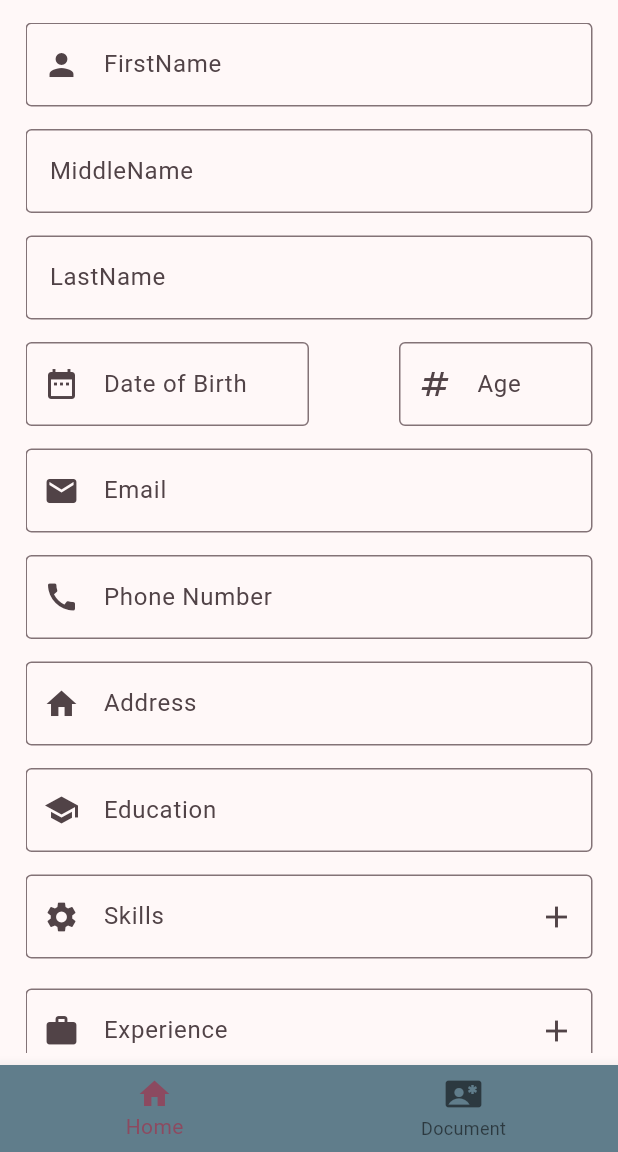
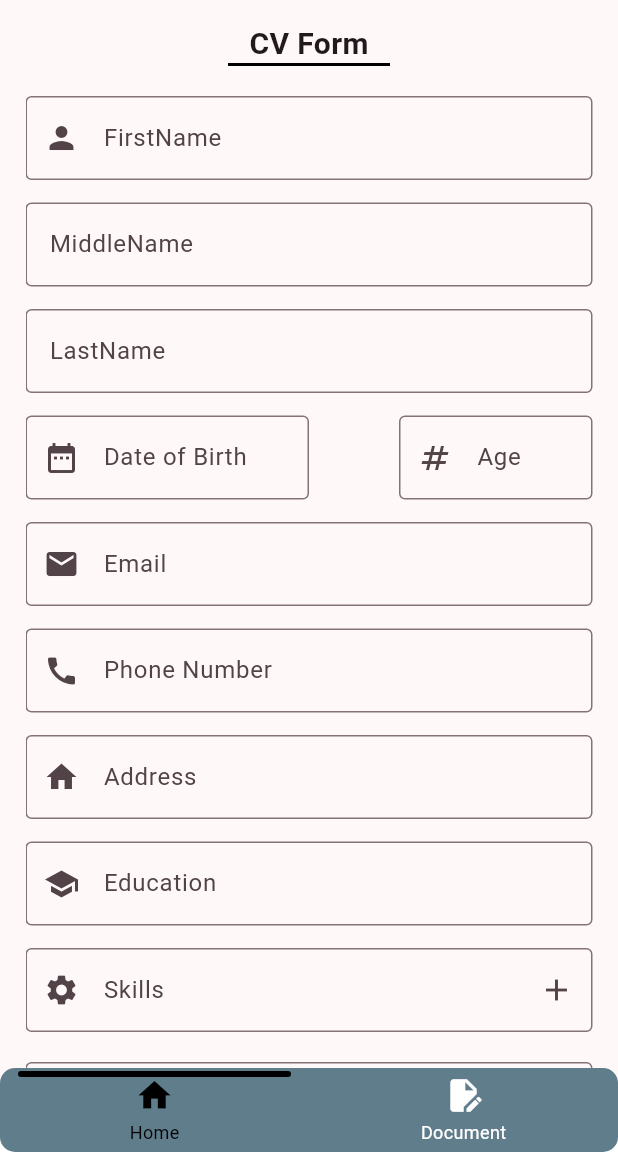
Before and after one commit to Indeshsingh/cv_app, a Flutter app: the screen it shows after launch, on a phone screen of 412 x 824 dp, the part 84-1236 px from its top. Run offline on Flutter 3.47's test engine with Material 3 defaults, Android fonts, the phone set to English and light mode, and no system bars; drawn by our look-alikes of persistent_bottom_nav_bar; our stand-ins replace image_picker, permission_handler, shared_preferences.

Commit message:
added presistentbottomnavbar

```diff
--- a/lib/bottomnavigationbar_page.dart
+++ b/lib/bottomnavigationbar_page.dart
@@ -1,7 +1,8 @@
 import 'package:cv_app/document_page.dart';
-import 'package:cv_app/home_page.dart';
 import 'package:cv_app/home_page1.dart';
 import 'package:flutter/material.dart';
+
+import 'package:persistent_bottom_nav_bar/persistent_bottom_nav_bar.dart';
 
 class BottomnavigationbarPage extends StatefulWidget {
   const BottomnavigationbarPage({super.key});
@@ -12,12 +13,33 @@ class BottomnavigationbarPage extends StatefulWidget {
 }
 
 class _BottomnavigationbarPageState extends State<BottomnavigationbarPage> {
-  int _selectedIndex = 0;
+  final PersistentTabController _controller =
+      PersistentTabController(initialIndex: 0);
 
-  final List<Widget> _pages = [
-    const HomePage1(),
-    const DocumentPage(),
-  ];
+  List<Widget> _buildScreens() {
+    return [
+      const HomePage1(),
+      const DocumentPage(),
+    ];
+  }
+
+  List<PersistentBottomNavBarItem> _navBarsItems() {
+    return [
+      PersistentBottomNavBarItem(
+        icon: const Icon(Icons.home),
+        title: "Home",
+        activeColorPrimary: Colors.black,
+        inactiveColorPrimary: Colors.white,
+      ),
+      PersistentBottomNavBarItem(
+        icon: const Icon(Icons.edit_document),
+        title: "Document",
+        activeColorPrimary: Colors.black,
+        inactiveColorPrimary: Colors.white,
+      ),
+    ];
+  }
+
   @override
   Widget build(BuildContext context) {
     return Scaffold(
@@ -30,29 +52,27 @@ class _BottomnavigationbarPageState extends State<BottomnavigationbarPage> {
         centerTitle: true,
         leading: ClipOval(child: Image.asset('assets/logo.png')),
         actions: const [
-          Icon(
-            Icons.share,
-          )
+          Icon(Icons.share),
         ],
       ),
-      bottomNavigationBar: BottomNavigationBar(
+      body: PersistentTabView(
+        context,
+        controller: _controller,
+        screens: _buildScreens(),
+        items: _navBarsItems(),
+        //confineInSafeArea: true,
         backgroundColor: Colors.blueGrey,
-        currentIndex: _selectedIndex,
-        onTap: (value) {
-          setState(() {
-            _selectedIndex = value;
-          });
-        },
-        items: const [
-          BottomNavigationBarItem(icon: Icon(Icons.home), label: 'Home'),
-          BottomNavigationBarItem(
-              icon: Icon(Icons.contact_emergency), label: 'Document')
-        ],
-        type: BottomNavigationBarType.fixed,
-      ),
-      body: IndexedStack(
-        index: _selectedIndex,
-        children: _pages,
+        handleAndroidBackButtonPress: true,
+        resizeToAvoidBottomInset:
+            true, // This needs to be true if you want to move up the screen when keyboard appears.
+        stateManagement: true, // Default is true.
+
+        decoration: NavBarDecoration(
+          borderRadius: BorderRadius.circular(10.0),
+          colorBehindNavBar: Colors.white,
+        ),
+
+        navBarStyle: NavBarStyle.style3, // Choose your preferred style
       ),
     );
   }
--- a/lib/home_page1.dart
+++ b/lib/home_page1.dart
@@ -1,9 +1,10 @@
 import 'package:cv_app/document_page.dart';
+
 import 'package:flutter/material.dart';
 import 'package:shared_preferences/shared_preferences.dart';
 import 'package:image_picker/image_picker.dart';
 import 'package:permission_handler/permission_handler.dart';
-import 'package:intl/intl.dart'; // For formatting the date
+import 'package:intl/intl.dart';
 
 class HomePage1 extends StatefulWidget {
   const HomePage1({super.key});
@@ -174,6 +175,21 @@ class _HomePage1State extends State<HomePage1> {
           child: SingleChildScrollView(
             child: Column(
               children: [
+                const Text(
+                  'CV Form',
+                  style: TextStyle(fontSize: 20, fontWeight: FontWeight.bold),
+                ),
+                const Padding(
+                  padding: EdgeInsets.only(left: 135, right: 135),
+                  child: Divider(
+                    height: 0,
+                    thickness: 2,
+                    color: Colors.black,
+                  ),
+                ),
+                const SizedBox(
+                  height: 20,
+                ),
                 TextFormField(
                   controller: _controllerName,
                   decoration: const InputDecoration(
@@ -374,7 +390,7 @@ class _HomePage1State extends State<HomePage1> {
                     'Submit',
                     style: TextStyle(color: Colors.white),
                   ),
-                )
+                ),
               ],
             ),
           ),
--- a/lib/sharedpreferences_page.dart
+++ b/lib/sharedpreferences_page.dart
@@ -24,11 +24,6 @@ class _SharedpreferencesPageState extends State<SharedpreferencesPage> {
   @override
   Widget build(BuildContext context) {
     return Scaffold(
-      appBar: AppBar(
-        title: const Text('Resume'),
-        centerTitle: true,
-        backgroundColor: Colors.blueGrey,
-      ),
       body: Padding(
         padding: const EdgeInsets.only(left: 8.0, top: 8.0),
         child: Column(
--- a/pubspec.yaml
+++ b/pubspec.yaml
@@ -40,6 +40,7 @@ dependencies:
   permission_handler: ^11.3.1
   nepali_date_picker: ^6.0.1
   intl: ^0.19.0
+  persistent_bottom_nav_bar: ^6.2.1
 
 dev_dependencies:
   flutter_test:
```
Also changed, not shown: pubspec.lock.
